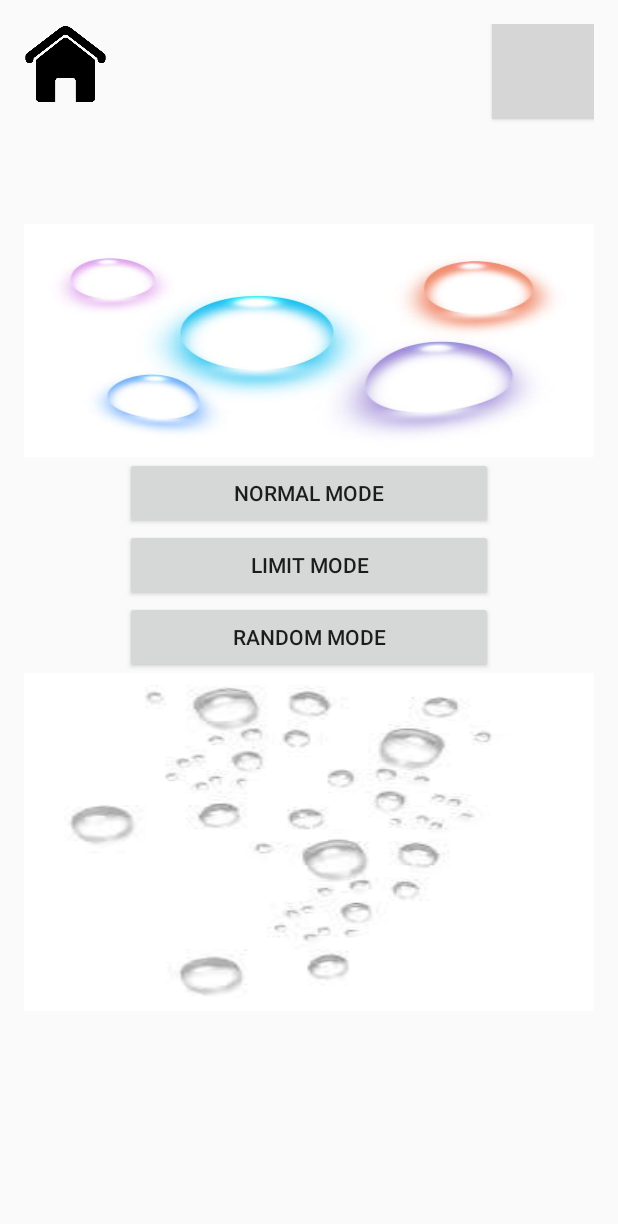
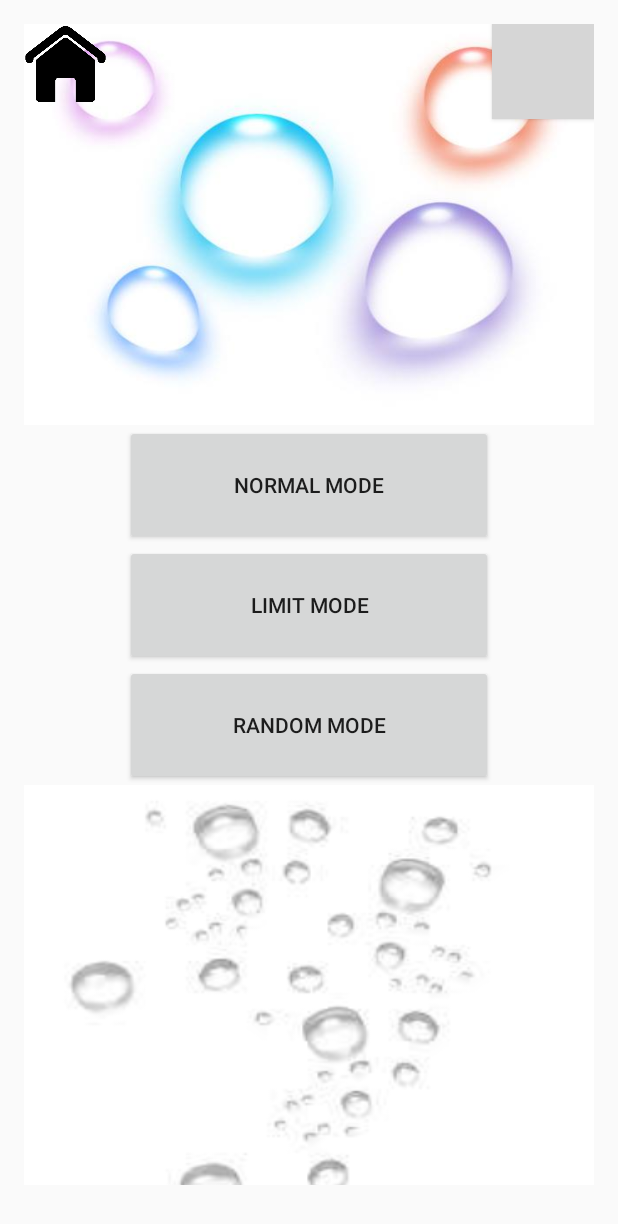
Before and after one commit to CloudKuo/SuckBubble, an Android app: the layout sb_mode.xml on its own in the app's theme, with its tools: preview values and no code run, on a phone screen of 412 x 824 dp. Shown: the top 1224 px of the screen. Run offline under Robolectric (Android 15) with nearby library versions, the phone set to English and light mode, and no system bars; grey boxes are pictures that could not be loaded.

Commit message:
SB_version6
add mode change function to gameplay

```diff
--- a/SB/app/src/main/res/layout/activity_sb__main.xml
+++ b/SB/app/src/main/res/layout/activity_sb__main.xml
@@ -5,13 +5,14 @@
     android:layout_width="fill_parent"
     android:layout_height="fill_parent"
     android:orientation="vertical"
+
     tools:context="com.example.user1.sb.SB_MainActivity">
 
 
     <RelativeLayout
         android:layout_width="match_parent"
         android:layout_height="match_parent"
-        android:background="@color/colorPrimary">
+        android:background="@color/windowBackground">
 
         <TextView
             android:text="@string/label1"
--- /dev/null
+++ b/SB/app/src/main/res/layout/sb_gameplay.xml
@@ -0,0 +1,6 @@
+<?xml version="1.0" encoding="utf-8"?>
+<RelativeLayout xmlns:android="http://schemas.android.com/apk/res/android"
+    android:layout_width="match_parent"
+    android:layout_height="match_parent">
+
+</RelativeLayout>
--- a/SB/app/src/main/res/layout/sb_mode.xml
+++ b/SB/app/src/main/res/layout/sb_mode.xml
@@ -9,11 +9,17 @@
     android:paddingLeft="@dimen/activity_horizontal_margin"
     android:paddingRight="@dimen/activity_horizontal_margin"
     android:paddingTop="@dimen/activity_vertical_margin"
+
+
     tools:context="com.example.user1.sb.SB_ModeChange">
 
     <FrameLayout
         android:layout_width="match_parent"
-        android:layout_height="match_parent">
+        android:layout_height="match_parent"
+        android:layout_alignParentBottom="true"
+        android:layout_alignParentLeft="true"
+        android:layout_alignParentStart="true"
+        android:layout_marginBottom="18dp">
 
         <LinearLayout
             android:orientation="vertical"
@@ -26,32 +32,32 @@
 
             <ImageView
                 android:layout_width="match_parent"
-                android:layout_height="155dp"
+                android:layout_height="300sp"
                 android:id="@+id/background1"
                 android:background="@drawable/background1"/>
 
 
             <Button
                 android:text="Normal mode"
-                android:layout_width="245dp"
-                android:layout_height="wrap_content"
-                android:id="@+id/button" />
+                android:layout_width="245sp"
+                android:layout_height="80sp"
+                android:id="@+id/normal_Btn" />
 
             <Button
                 android:text="Limit mode"
-                android:layout_width="245dp"
-                android:layout_height="wrap_content"
-                android:id="@+id/button3" />
+                android:layout_width="245sp"
+                android:layout_height="80sp"
+                android:id="@+id/limit_Btn" />
 
             <Button
                 android:text="Random Mode"
-                android:layout_width="245dp"
-                android:layout_height="wrap_content"
-                android:id="@+id/button4" />
+                android:layout_width="245sp"
+                android:layout_height="80sp"
+                android:id="@+id/random_Btn" />
 
             <ImageView
                 android:layout_width="match_parent"
-                android:layout_height="wrap_content"
+                android:layout_height="300sp"
                 android:id="@+id/background2"
                 android:background="@drawable/background2"/>
 
@@ -70,10 +76,10 @@
             android:layout_width="68dp"
             android:layout_height="63dp"
             android:id="@+id/information"
-            android:layout_alignParentEnd="true"
+
             android:layout_gravity="top|right"
             android:background="@drawable/information"
-            android:layout_alignParentRight="true" />
+             />
 
     </FrameLayout>
 
--- a/SB/app/src/main/res/values/colors.xml
+++ b/SB/app/src/main/res/values/colors.xml
@@ -1,8 +1,10 @@
 <?xml version="1.0" encoding="utf-8"?>
 <resources>
-    <color name="colorPrimary">#ffff33</color>
+    <color name="colorPrimary">#303F9F</color>
     <color name="colorPrimaryDark">#303F9F</color>
     <color name="colorAccent">#FF4081</color>
     <color name="windowBackground">#FFFF33</color>
     <color name="Label">#0000ff</color>
+
+
 </resources>
--- a/SB/app/src/main/res/values/styles.xml
+++ b/SB/app/src/main/res/values/styles.xml
@@ -6,7 +6,7 @@
         <item name="colorPrimary">@color/colorPrimary</item>
         <item name="colorPrimaryDark">@color/colorPrimaryDark</item>
         <item name="colorAccent">@color/colorAccent</item>
-        <item name="windowBackground">@color/windowBackground</item>
+        <!--<item name="windowBackground">@color/windowBackground</item>-->
     </style>
     <style name="Start" parent="@android:style/Widget.Button">
         <item name="android:gravity">center_vertical|center_horizontal</item>
@@ -27,4 +27,6 @@
         <item name="android:clickable">true</item>
     </style>
 
+
+
 </resources>
```
Also changed, not shown: SB/app/src/main/AndroidManifest.xml (+9 -3 lines), SB/app/src/main/java/com/example/user1/sb/SB_ModeChange.java (+49 -3 lines).
